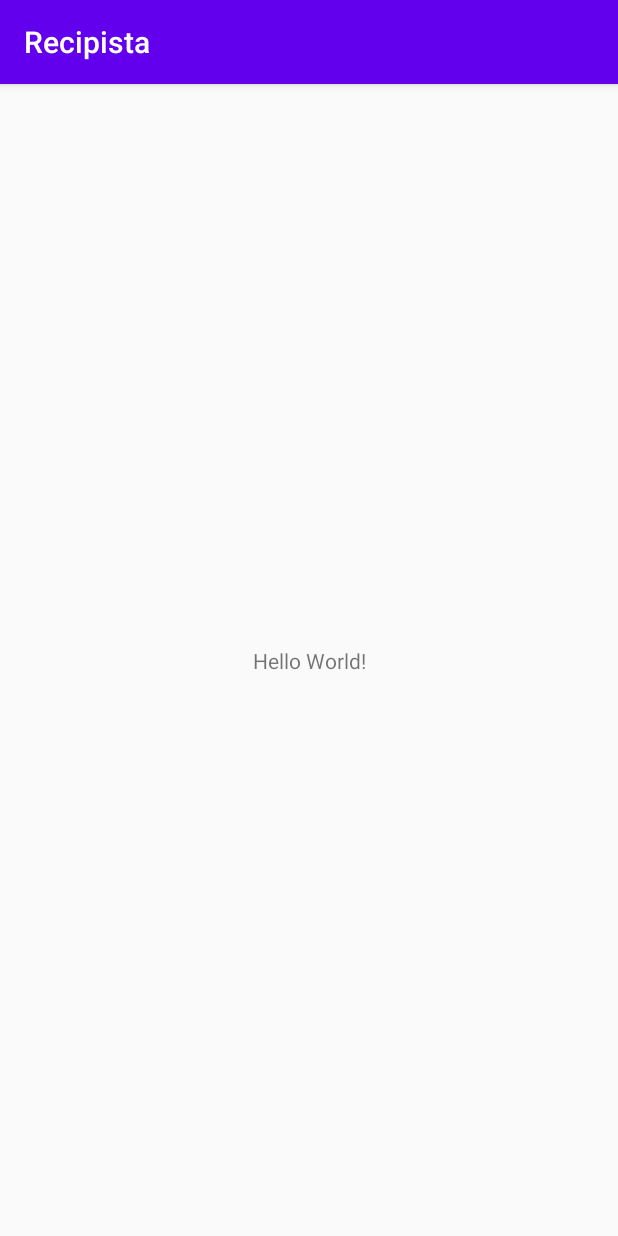
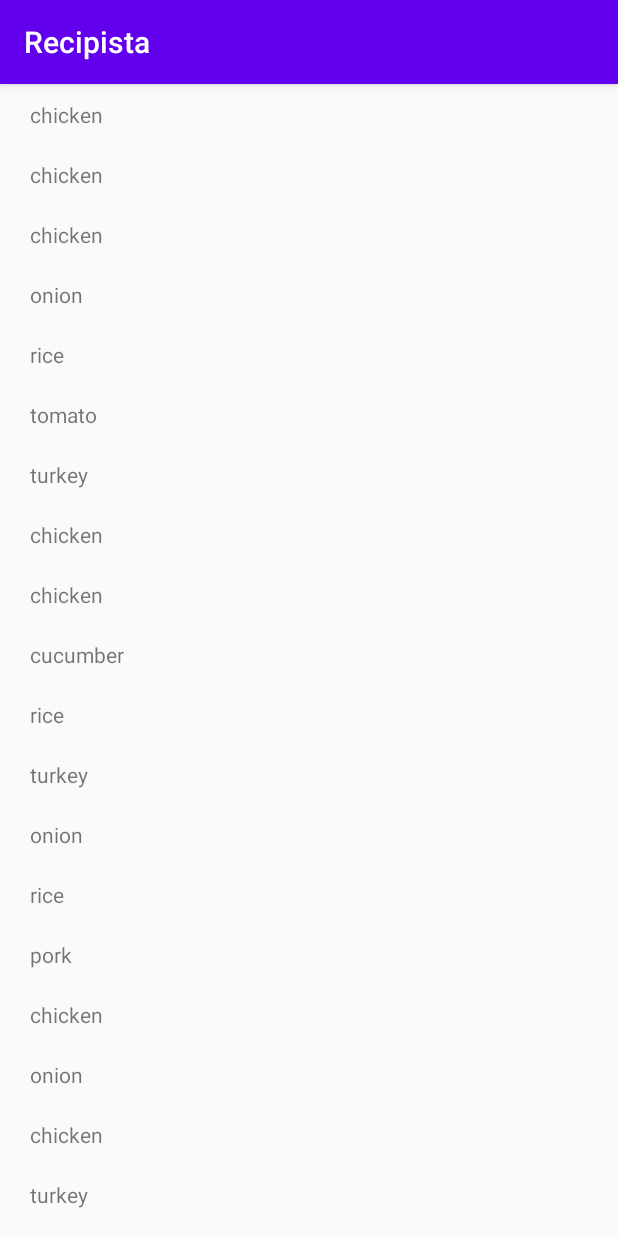
Before and after one commit to HimmelSpark/recipista, an Android app: the screen it shows after launch (MainActivity), on a phone screen of 412 x 824 dp. Run offline under Robolectric (Android 15) with nearby library versions, the phone set to English and light mode, and no system bars.

Commit message:
Closes #1
Добовение списка

```diff
--- a/Recipista/app/build.gradle
+++ b/Recipista/app/build.gradle
@@ -25,8 +25,9 @@ android {
 dependencies {
     implementation fileTree(dir: "libs", include: ["*.jar"])
     implementation 'androidx.appcompat:appcompat:1.2.0'
-    implementation 'androidx.constraintlayout:constraintlayout:2.0.2'
-    testImplementation 'junit:junit:4.12'
+    implementation 'androidx.constraintlayout:constraintlayout:2.0.4'
+    implementation 'androidx.recyclerview:recyclerview:1.1.0'
+    testImplementation 'junit:junit:4.13'
     androidTestImplementation 'androidx.test.ext:junit:1.1.2'
     androidTestImplementation 'androidx.test.espresso:espresso-core:3.3.0'
 
--- /dev/null
+++ b/Recipista/app/src/main/java/ru/mail/hse/recipista/IngredientAdapter.java
@@ -0,0 +1,41 @@
+package ru.mail.hse.recipista;
+
+import android.view.LayoutInflater;
+import android.view.View;
+import android.view.ViewGroup;
+
+import androidx.annotation.NonNull;
+import androidx.recyclerview.widget.RecyclerView;
+
+import java.util.List;
+import java.util.zip.Inflater;
+
+class IngredientAdapter extends RecyclerView.Adapter<IngredientViewHolder> {
+
+    List<String> ingredients;
+
+    public IngredientAdapter(List<String> ingredients) {
+        this.ingredients = ingredients;
+    }
+
+    @NonNull
+    @Override
+    public IngredientViewHolder onCreateViewHolder(@NonNull ViewGroup parent, int viewType) {
+        // Получаем инфлейтер и создаем нужный layout
+        LayoutInflater inflater = LayoutInflater.from(parent.getContext());
+        View layout = inflater.inflate(R.layout.list_element, parent, false);
+
+        // Создаем ViewHolder
+        return new IngredientViewHolder(layout);
+    }
+
+    @Override
+    public void onBindViewHolder(@NonNull IngredientViewHolder holder, int position) {
+        holder.bind(ingredients.get(position));
+    }
+
+    @Override
+    public int getItemCount() {
+        return ingredients.size();
+    }
+}
--- /dev/null
+++ b/Recipista/app/src/main/java/ru/mail/hse/recipista/IngredientFragment.java
@@ -0,0 +1,38 @@
+package ru.mail.hse.recipista;
+
+import android.os.Bundle;
+import android.view.LayoutInflater;
+import android.view.View;
+import android.view.ViewGroup;
+
+import androidx.annotation.NonNull;
+import androidx.annotation.Nullable;
+import androidx.fragment.app.Fragment;
+import androidx.recyclerview.widget.LinearLayoutManager;
+import androidx.recyclerview.widget.RecyclerView;
+
+public class IngredientFragment extends Fragment {
+    RecyclerView recycler = null;
+
+    @Nullable
+    @Override
+    public View onCreateView(@NonNull LayoutInflater inflater,
+                             @Nullable ViewGroup container,
+                             @Nullable Bundle savedInstanceState) {
+        return inflater.inflate(R.layout.list_fragment, container, false);
+    }
+
+    @Override
+    public void onViewCreated(@NonNull View view, @Nullable Bundle savedInstanceState) {
+        super.onViewCreated(view, savedInstanceState);
+        recycler = view.findViewById(R.id.recycler);
+        recycler.setAdapter(new IngredientAdapter(IngredinentRepository.getInstance().list()));
+        recycler.setLayoutManager(new LinearLayoutManager(requireContext()));
+    }
+
+    @Override
+    public void onDestroyView() {
+        super.onDestroyView();
+        recycler = null;
+    }
+}
--- /dev/null
+++ b/Recipista/app/src/main/java/ru/mail/hse/recipista/IngredientViewHolder.java
@@ -0,0 +1,20 @@
+package ru.mail.hse.recipista;
+
+import android.view.View;
+import android.widget.TextView;
+
+import androidx.annotation.NonNull;
+import androidx.recyclerview.widget.RecyclerView;
+
+class IngredientViewHolder extends RecyclerView.ViewHolder {
+
+    TextView ingredientTV = itemView.findViewById(R.id.ingredient_tv);
+
+    public IngredientViewHolder(@NonNull View itemView) {
+        super(itemView);
+    }
+
+    void bind(String ingredient) {
+        ingredientTV.setText(ingredient);
+    }
+}
--- /dev/null
+++ b/Recipista/app/src/main/java/ru/mail/hse/recipista/IngredinentRepository.java
@@ -0,0 +1,64 @@
+package ru.mail.hse.recipista;
+
+import java.util.ArrayList;
+import java.util.List;
+import java.util.Random;
+
+public class IngredinentRepository {
+    // Константы
+    public static final int DATA_SIZE = 100;
+
+    // Для генерации случайных чисел
+    public static final Random RANOMIZER = new Random();
+
+    // Объекты для реализации хардкорного синглтона в java
+    private static volatile IngredinentRepository mInstance;
+
+    public static IngredinentRepository getInstance() {
+        if (mInstance == null) {
+            synchronized (IngredinentRepository.class) {
+                if (mInstance == null) {
+                    mInstance = new IngredinentRepository();
+                }
+            }
+        }
+        return mInstance;
+    }
+
+    protected final List<String> ingredinents;
+
+    private IngredinentRepository() {
+        ingredinents = initializeData();
+    }
+
+    public List<String> list() {
+        return ingredinents;
+    }
+
+    public String item(int index) {
+        return ingredinents.get(index);
+    }
+
+    // Функция инициализации списка
+    protected List<String> initializeData() {
+
+        final List<String> sample = new ArrayList<>();
+        sample.add("onion");
+        sample.add("dill");
+        sample.add("rice");
+        sample.add("tomato");
+        sample.add("cucumber");
+        sample.add("chicken");
+        sample.add("pork");
+        sample.add("turkey");
+
+        final List<String> data = new ArrayList<>();
+
+        // Наполняем лист в цикле
+        for (int position = 0; position < DATA_SIZE; position++) {
+            data.add(sample.get(RANOMIZER.nextInt(sample.size())));
+        }
+
+        return data;
+    }
+}
--- a/Recipista/app/src/main/java/ru/mail/hse/recipista/MainActivity.java
+++ b/Recipista/app/src/main/java/ru/mail/hse/recipista/MainActivity.java
@@ -6,9 +6,15 @@ import android.os.Bundle;
 
 public class MainActivity extends AppCompatActivity {
 
+    final String TAG_LIST = "LIST";
+
     @Override
     protected void onCreate(Bundle savedInstanceState) {
         super.onCreate(savedInstanceState);
         setContentView(R.layout.activity_main);
+        getSupportFragmentManager()
+                .beginTransaction()
+                .add(R.id.main_layout, new IngredientFragment(), TAG_LIST)
+                .commit();
     }
 }
--- a/Recipista/app/src/main/res/layout/activity_main.xml
+++ b/Recipista/app/src/main/res/layout/activity_main.xml
@@ -1,18 +1,6 @@
 <?xml version="1.0" encoding="utf-8"?>
-<androidx.constraintlayout.widget.ConstraintLayout xmlns:android="http://schemas.android.com/apk/res/android"
-    xmlns:app="http://schemas.android.com/apk/res-auto"
-    xmlns:tools="http://schemas.android.com/tools"
-    android:layout_width="match_parent"
-    android:layout_height="match_parent"
-    tools:context=".MainActivity">
-
-    <TextView
-        android:layout_width="wrap_content"
-        android:layout_height="wrap_content"
-        android:text="Hello World!"
-        app:layout_constraintBottom_toBottomOf="parent"
-        app:layout_constraintLeft_toLeftOf="parent"
-        app:layout_constraintRight_toRightOf="parent"
-        app:layout_constraintTop_toTopOf="parent" />
-
-</androidx.constraintlayout.widget.ConstraintLayout>
+<FrameLayout
+    xmlns:android = "http://schemas.android.com/apk/res/android"
+    android:layout_width = "match_parent"
+    android:layout_height = "match_parent"
+    android:id="@+id/main_layout"/>
--- /dev/null
+++ b/Recipista/app/src/main/res/layout/list_element.xml
@@ -0,0 +1,17 @@
+<?xml version="1.0" encoding="utf-8"?>
+<androidx.constraintlayout.widget.ConstraintLayout
+    android:id="@+id/element_layout"
+    xmlns:android="http://schemas.android.com/apk/res/android"
+    xmlns:app="http://schemas.android.com/apk/res-auto"
+    android:layout_width="match_parent"
+    android:layout_height="wrap_content"
+    android:minHeight="@dimen/min_listElement_heigth"
+    android:layout_marginStart="@dimen/standart_margin">
+    <TextView
+        android:id="@+id/ingredient_tv"
+        android:layout_width="wrap_content"
+        android:layout_height="wrap_content"
+        app:layout_constraintTop_toTopOf="parent"
+        app:layout_constraintBottom_toBottomOf="parent"
+        app:layout_constraintLeft_toLeftOf="parent"/>
+</androidx.constraintlayout.widget.ConstraintLayout>
--- /dev/null
+++ b/Recipista/app/src/main/res/layout/list_fragment.xml
@@ -0,0 +1,10 @@
+<?xml version="1.0" encoding="utf-8"?>
+<FrameLayout xmlns:android="http://schemas.android.com/apk/res/android"
+    android:layout_width="match_parent"
+    android:layout_height="match_parent">
+
+    <androidx.recyclerview.widget.RecyclerView
+        android:id = "@+id/recycler"
+        android:layout_width = "match_parent"
+        android:layout_height = "match_parent"/>
+</FrameLayout>
--- /dev/null
+++ b/Recipista/app/src/main/res/values/dimens.xml
@@ -0,0 +1,5 @@
+<?xml version="1.0" encoding="utf-8"?>
+<resources>
+    <dimen name="standart_margin">20dp</dimen>
+    <dimen name="min_listElement_heigth">40dp</dimen>
+</resources>
```
